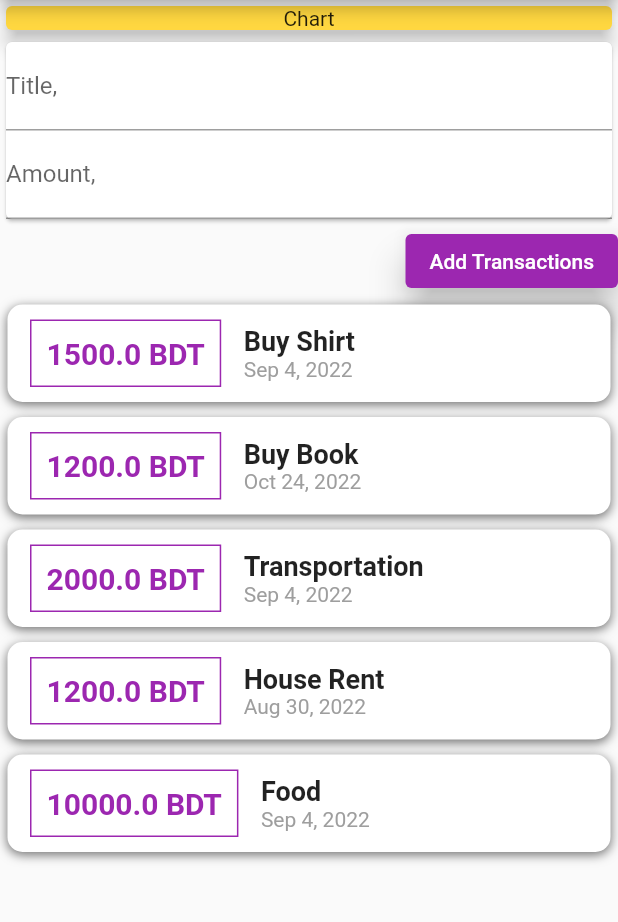
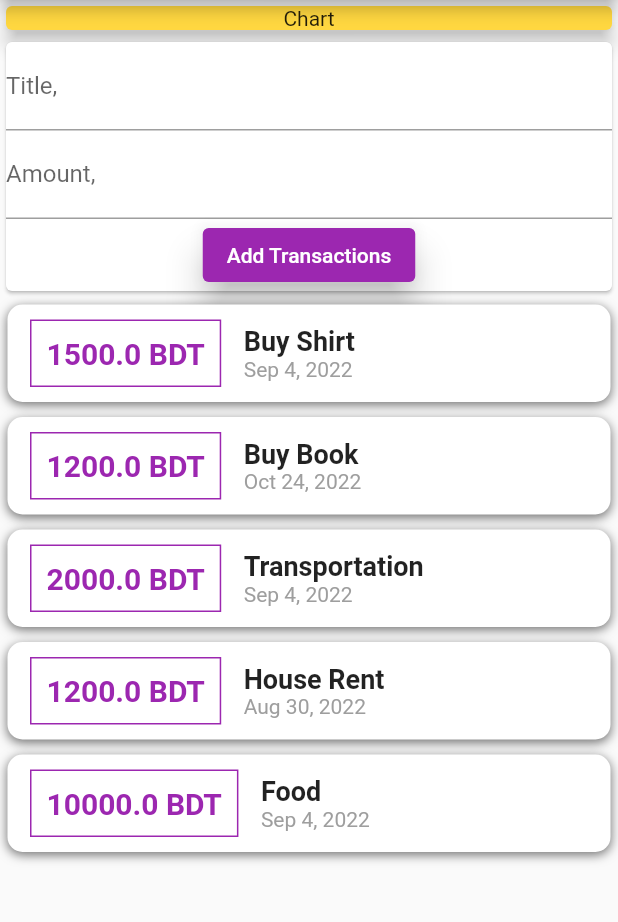
Before and after one commit to Raihan-Sharif/my_expense_app, a Flutter app: the screen it shows after launch, on a phone screen of 412 x 824 dp, the part 84-1006 px from its top. Run offline on Flutter 3.47's test engine with Material 2 defaults, Android fonts, the phone set to English and light mode, and no system bars.

Commit message:
Re arrange and split all widgets and now user created transactions will add in the existing list.

```diff
--- a/lib/main.dart
+++ b/lib/main.dart
@@ -1,7 +1,5 @@
 import 'package:flutter/material.dart';
-import 'package:intl/intl.dart';
-
-import 'package:my_expense_app/transactions.dart';
+import './widgets/user_transactions.dart';
 
 void main() {
   runApp(MyApp());
@@ -18,41 +16,6 @@
 }
 
 class MyHomePage extends StatelessWidget {
-  List<Transactions> myTransactionList = [
-    Transactions(
-      id: 1,
-      title: 'Buy Shirt',
-      amount: 1500,
-      date: DateTime.now(),
-    ),
-    Transactions(
-      id: 2,
-      title: 'Buy Book',
-      amount: 1200,
-      date: DateTime.now().add(const Duration(days: 50)),
-    ),
-    Transactions(
-      id: 3,
-      title: 'Transportation',
-      amount: 2000,
-      date: DateTime.now(),
-    ),
-    Transactions(
-      id: 4,
-      title: 'House Rent',
-      amount: 1200,
-      date: DateTime.now().add(const Duration(days: -5)),
-    ),
-    Transactions(
-      id: 5,
-      title: 'Food',
-      amount: 10000,
-      date: DateTime.now(),
-    ),
-  ];
-  final titleController = TextEditingController();
-  final amountController = TextEditingController();
-
   @override
   Widget build(BuildContext context) {
     return Scaffold(
@@ -72,95 +35,7 @@
               ),
             ),
           ),
-          Card(
-            child: Column(
-              children: <Widget>[
-                TextField(
-                  decoration: InputDecoration(labelText: 'Title,'),
-                  controller: titleController,
-                ),
-                TextField(
-                  decoration: InputDecoration(labelText: 'Amount,'),
-                  controller: amountController,
-                ),
-              ],
-            ),
-          ),
-          ElevatedButton(
-            onPressed: () => {print(titleController.text)},
-            child: Text(
-              'Add Transactions',
-            ),
-            style: ButtonStyle(
-              backgroundColor: MaterialStateProperty.all(Colors.purple),
-              elevation: MaterialStateProperty.all(10),
-            ),
-          ),
-          Column(
-            children: myTransactionList.map((tx) {
-              return Container(
-                margin: EdgeInsets.symmetric(
-                  vertical: 5,
-                  horizontal: 5,
-                ),
-                decoration: BoxDecoration(
-                  color: Colors.white,
-                  borderRadius: BorderRadius.circular(10),
-                  boxShadow: <BoxShadow>[
-                    BoxShadow(
-                        color: Colors.black54,
-                        blurRadius: 5.0,
-                        offset: Offset(0.0, 2))
-                  ],
-                ),
-                child: Row(
-                  mainAxisAlignment: MainAxisAlignment.start,
-                  crossAxisAlignment: CrossAxisAlignment.center,
-                  children: <Widget>[
-                    Container(
-                      margin: EdgeInsets.symmetric(
-                        vertical: 10,
-                        horizontal: 15,
-                      ),
-                      decoration: BoxDecoration(
-                          border: Border.all(
-                        color: Colors.purple,
-                        width: 1,
-                      )),
-                      padding: EdgeInsets.all(10),
-                      child: Text(
-                        '${tx.amount.toString()} BDT',
-                        textAlign: TextAlign.center,
-                        style: TextStyle(
-                          fontWeight: FontWeight.bold,
-                          color: Colors.purple,
-                          fontSize: 20,
-                        ),
-                      ),
-                    ),
-                    Column(
-                      crossAxisAlignment: CrossAxisAlignment.start,
-                      children: <Widget>[
-                        Text(
-                          tx.title,
-                          style: TextStyle(
-                            fontSize: 18,
-                            fontWeight: FontWeight.bold,
-                          ),
-                        ),
-                        Text(
-                          DateFormat().add_yMMMd().format(tx.date),
-                          style: TextStyle(
-                            color: Colors.grey,
-                          ),
-                        ),
-                      ],
-                    ),
-                  ],
-                ),
-              );
-            }).toList(),
-          )
+          UserTransactions(),
         ],
       ),
     );
--- /dev/null
+++ b/lib/widgets/new_transation.dart
@@ -0,0 +1,44 @@
+import 'package:flutter/material.dart';
+
+typedef void MyCallback(String title, double amount);
+
+class NewTransaction extends StatelessWidget {
+  final MyCallback addTransaction;
+
+  final titleController = TextEditingController();
+  final amountController = TextEditingController();
+  NewTransaction(this.addTransaction);
+
+  @override
+  Widget build(BuildContext context) {
+    return Card(
+      child: Column(
+        children: <Widget>[
+          TextField(
+            decoration: InputDecoration(labelText: 'Title,'),
+            controller: titleController,
+          ),
+          TextField(
+            decoration: InputDecoration(labelText: 'Amount,'),
+            controller: amountController,
+          ),
+          ElevatedButton(
+            onPressed: () => {
+              addTransaction(
+                titleController.text,
+                double.parse(amountController.text),
+              )
+            },
+            child: Text(
+              'Add Transactions',
+            ),
+            style: ButtonStyle(
+              backgroundColor: MaterialStateProperty.all(Colors.purple),
+              elevation: MaterialStateProperty.all(10),
+            ),
+          ),
+        ],
+      ),
+    );
+  }
+}
--- /dev/null
+++ b/lib/widgets/transaction_list.dart
@@ -0,0 +1,78 @@
+import 'package:flutter/material.dart';
+import 'package:intl/intl.dart';
+import '../models/transactions.dart';
+
+class TransactionList extends StatelessWidget {
+  final List<Transactions> userTransactionList;
+
+  TransactionList(this.userTransactionList);
+
+  @override
+  Widget build(BuildContext context) {
+    return Column(
+      children: userTransactionList.map((tx) {
+        return Container(
+          margin: EdgeInsets.symmetric(
+            vertical: 5,
+            horizontal: 5,
+          ),
+          decoration: BoxDecoration(
+            color: Colors.white,
+            borderRadius: BorderRadius.circular(10),
+            boxShadow: <BoxShadow>[
+              BoxShadow(
+                  color: Colors.black54,
+                  blurRadius: 5.0,
+                  offset: Offset(0.0, 2))
+            ],
+          ),
+          child: Row(
+            mainAxisAlignment: MainAxisAlignment.start,
+            crossAxisAlignment: CrossAxisAlignment.center,
+            children: <Widget>[
+              Container(
+                margin: EdgeInsets.symmetric(
+                  vertical: 10,
+                  horizontal: 15,
+                ),
+                decoration: BoxDecoration(
+                    border: Border.all(
+                  color: Colors.purple,
+                  width: 1,
+                )),
+                padding: EdgeInsets.all(10),
+                child: Text(
+                  '${tx.amount.toString()} BDT',
+                  textAlign: TextAlign.center,
+                  style: TextStyle(
+                    fontWeight: FontWeight.bold,
+                    color: Colors.purple,
+                    fontSize: 20,
+                  ),
+                ),
+              ),
+              Column(
+                crossAxisAlignment: CrossAxisAlignment.start,
+                children: <Widget>[
+                  Text(
+                    tx.title,
+                    style: TextStyle(
+                      fontSize: 18,
+                      fontWeight: FontWeight.bold,
+                    ),
+                  ),
+                  Text(
+                    DateFormat().add_yMMMd().format(tx.date),
+                    style: TextStyle(
+                      color: Colors.grey,
+                    ),
+                  ),
+                ],
+              ),
+            ],
+          ),
+        );
+      }).toList(),
+    );
+  }
+}
--- /dev/null
+++ b/lib/widgets/user_transactions.dart
@@ -0,0 +1,69 @@
+import 'package:flutter/material.dart';
+import '../models/transactions.dart';
+import './transaction_list.dart';
+
+import './new_transation.dart';
+
+class UserTransactions extends StatefulWidget {
+  const UserTransactions({Key? key}) : super(key: key);
+
+  @override
+  State<UserTransactions> createState() => _UserTransactionsState();
+}
+
+class _UserTransactionsState extends State<UserTransactions> {
+  List<Transactions> _transactionList = [
+    Transactions(
+      id: 1,
+      title: 'Buy Shirt',
+      amount: 1500,
+      date: DateTime.now(),
+    ),
+    Transactions(
+      id: 2,
+      title: 'Buy Book',
+      amount: 1200,
+      date: DateTime.now().add(const Duration(days: 50)),
+    ),
+    Transactions(
+      id: 3,
+      title: 'Transportation',
+      amount: 2000,
+      date: DateTime.now(),
+    ),
+    Transactions(
+      id: 4,
+      title: 'House Rent',
+      amount: 1200,
+      date: DateTime.now().add(const Duration(days: -5)),
+    ),
+    Transactions(
+      id: 5,
+      title: 'Food',
+      amount: 10000,
+      date: DateTime.now(),
+    ),
+  ];
+
+  void _addTransaction(String txTitle, double txAmount) {
+    var maxId = _transactionList.reduce(
+        (currentTx, nextTx) => currentTx.id > nextTx.id ? currentTx : nextTx);
+
+    final newTx = Transactions(
+        id: 10, title: txTitle, amount: txAmount, date: DateTime.now());
+
+    setState(() {
+      _transactionList.add(newTx);
+    });
+  }
+
+  @override
+  Widget build(BuildContext context) {
+    return Column(
+      children: <Widget>[
+        NewTransaction(_addTransaction),
+        TransactionList(_transactionList),
+      ],
+    );
+  }
+}
```
Also changed, not shown: lib/models/transactions.dart (renamed from lib/transactions.dart).
